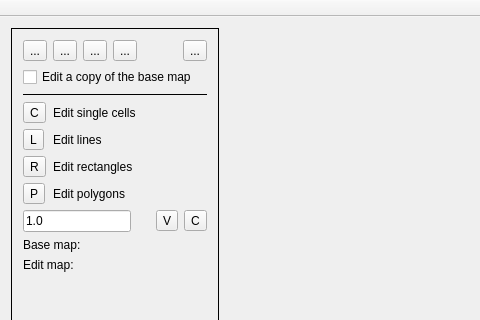
This is mainwindow.ui in vjetten/MapEdit as Qt 5 draws it before an edit; both pictures show x 0 to 480 and y 0 to 320 of the 910 by 698 pixel window. The edited form follows.
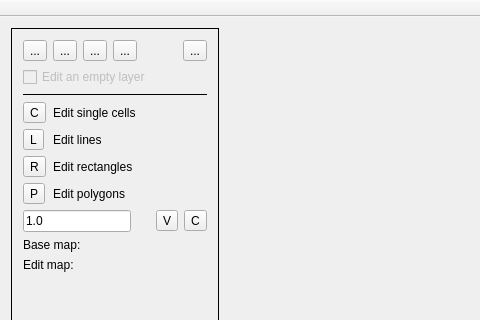
This is the edited form. Icons and pictures are not drawn.

What changed in the file:
```diff
--- a/mainwindow.ui
+++ b/mainwindow.ui
@@ -468,8 +468,11 @@
        </item>
        <item row="1" column="0" colspan="4">
         <widget class="QCheckBox" name="checkBox_editBase">
+         <property name="enabled">
+          <bool>false</bool>
+         </property>
          <property name="text">
-          <string>Edit a copy of the base map</string>
+          <string>Edit an empty layer</string>
          </property>
         </widget>
        </item>
```
Left out of the diff: 2 changed lines with no effect on the pictures.
